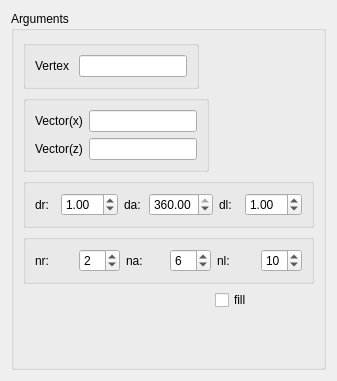
This is src/HEXABLOCKGUI/MakeCylindrical_QTD.ui in SalomePlatform/hexablock as Qt 5 draws it before an edit. The edited form follows.
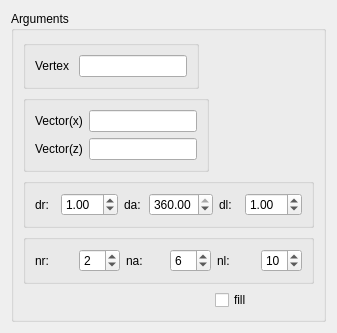
This is the edited form.

Diff of the .ui file:
```diff
--- a/src/HEXABLOCKGUI/MakeCylindrical_QTD.ui
+++ b/src/HEXABLOCKGUI/MakeCylindrical_QTD.ui
@@ -7,9 +7,15 @@
     <x>0</x>
     <y>0</y>
     <width>337</width>
-    <height>381</height>
+    <height>324</height>
    </rect>
   </property>
+  <property name="sizePolicy">
+   <sizepolicy hsizetype="Preferred" vsizetype="Fixed">
+    <horstretch>0</horstretch>
+    <verstretch>0</verstretch>
+   </sizepolicy>
+  </property>
   <property name="windowTitle">
    <string>Cylinder Construction</string>
   </property>
```
